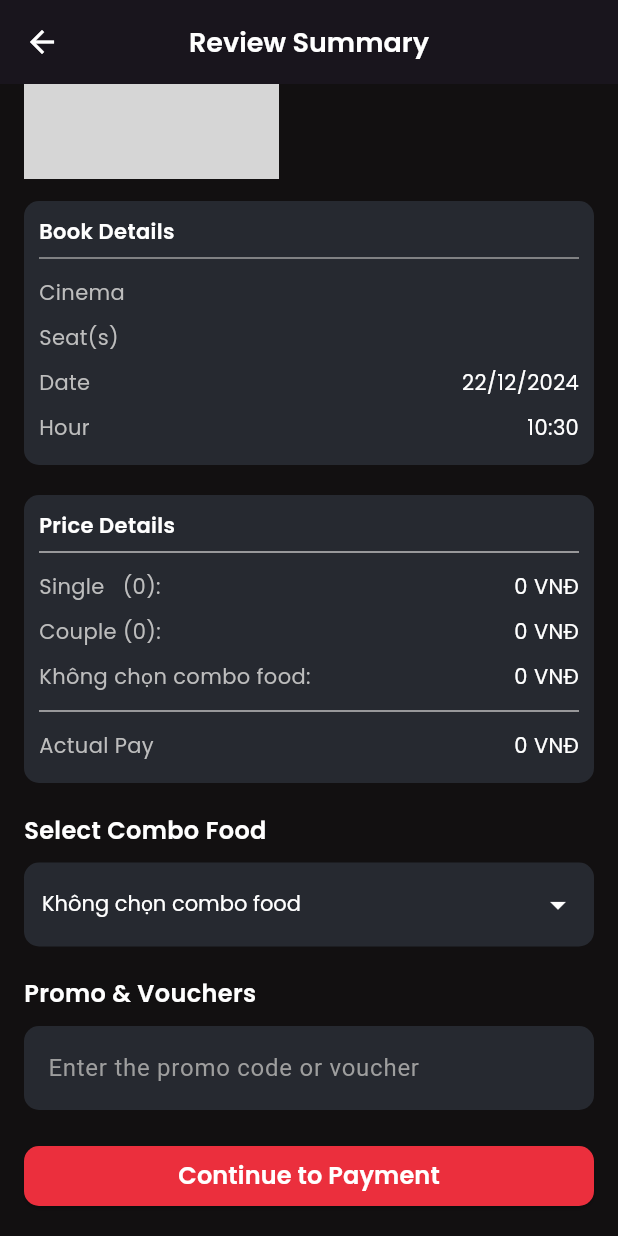
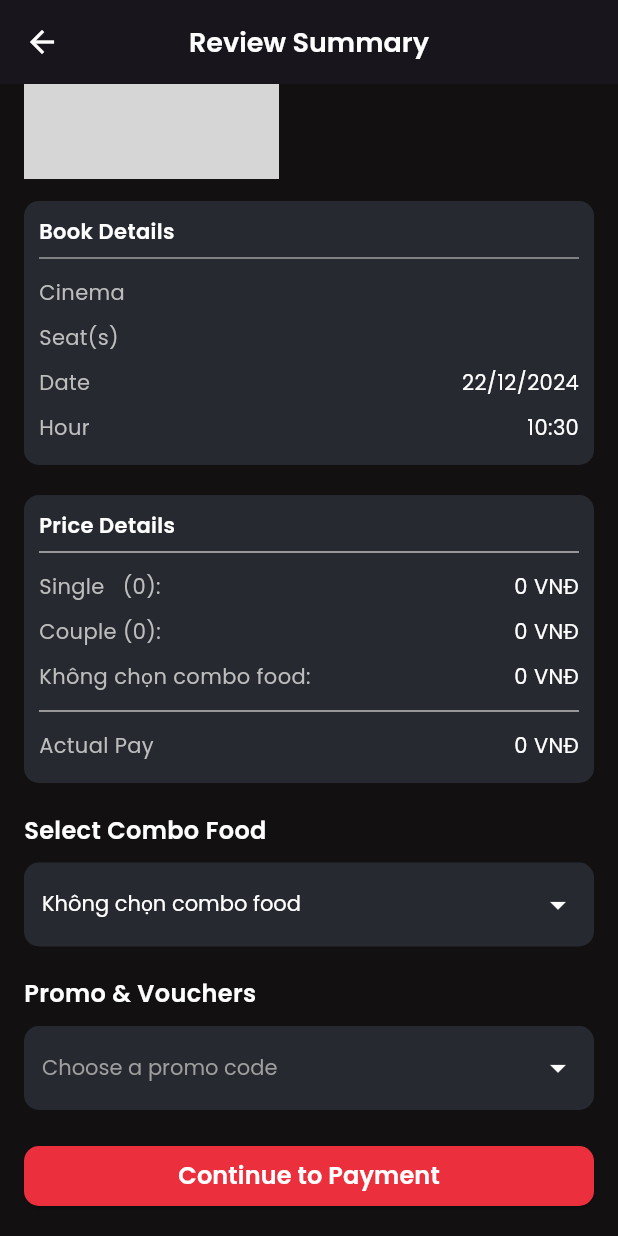
Before and after one commit to coder1807/App-Mobile-Booking-Ticket-Movie, a Flutter app: the BookingSummaryMovie screen opened directly with empty values, scrolled down 203 dp, on a phone screen of 412 x 824 dp. Run offline on Flutter 3.47's test engine with Material 3 defaults, Android fonts, the phone set to English and light mode, and no system bars; our stand-ins replace flutter_dotenv, font_awesome_flutter, youtube_player_flutter; missing offline and left inert: dart:ffi; accounts and stored records are empty; network calls fail; grey boxes are pictures that could not be loaded.

Commit message:
thêm khuyen mãi

```diff
--- a/lib/Api/user/update.dart
+++ b/lib/Api/user/update.dart
@@ -14,7 +14,7 @@ Future<Map<String, dynamic>> updateUser(int id, String fullname, String phone,
         'fullname': fullname,
         'phone': phone,
         'birthday': birthday,
-        'address': address
+        'address': address,
       }),
     );
     ;
--- a/lib/Screens/Client/Main/Views/Bookings/Movies/BookingSummary.dart
+++ b/lib/Screens/Client/Main/Views/Bookings/Movies/BookingSummary.dart
@@ -10,7 +10,9 @@ import 'package:movie_app/Screens/Client/Main/Model/CinemaItem.dart';
 import 'package:movie_app/Screens/Client/Main/Model/MovieItem.dart';
 import 'package:movie_app/Screens/Client/Main/Model/ScheduleItem.dart';
 import 'package:movie_app/Themes/app_theme.dart';
+import 'package:movie_app/manager/UserProvider.dart';
 import 'package:movie_app/models/movie.dart';
+import 'package:provider/provider.dart';
 
 class BookingSummaryMovie extends StatefulWidget {
   final BookingItem bookingItem;
@@ -38,7 +40,11 @@ class _BookingSummaryMovieState extends State<BookingSummaryMovie> {
   late double comboFoodPrice = 0.0; // Thêm biến này để lưu giá combo food
   late DateTime displayDate;
   String? selectComboFood = '';
+  String? selectedPromo;
+  double originPrice = 0;
+  double promoDiscount = 0.0;
   List<Map<String, dynamic>> foodCombos = [];
+  List<Map<String, dynamic>> promoOptions = [];
   @override
   void initState() {
     _fetchCinemaName();
@@ -57,7 +63,10 @@ class _BookingSummaryMovieState extends State<BookingSummaryMovie> {
     displayDate = scheduleDate.isAfter(DateTime.now())
         ? scheduleDate
         : DateTime.now().add(Duration(days: 1));
-
+    final userType =
+        Provider.of<UserProvider>(context, listen: false).user!.type;
+    originPrice = widget.bookingItem.totalPrice;
+    _buildPromoOptions(userType);
     // TODO: implement initState
     super.initState();
   }
@@ -81,9 +90,26 @@ class _BookingSummaryMovieState extends State<BookingSummaryMovie> {
         foodCombos.firstWhere((element) => element['name'] == comboName);
     setState(() {
       comboFoodPrice = combo['price'].toDouble();
-      widget.bookingItem.totalPrice += comboFoodPrice - previousComboFoodPrice;
-      widget.bookingItem.foodID = combo['id']; // Cập nhật foodId
-      previousComboFoodPrice = comboFoodPrice;
+      widget.bookingItem.totalPrice = originPrice + comboFoodPrice;
+      widget.bookingItem.foodID = combo['id'];
+    });
+  }
+
+  void _buildPromoOptions(String? userType) {
+    promoOptions = [
+      if (userType == 'VIP')
+        {'value': 0.1, 'label': 'Thành viên VIP - Giảm 10%'},
+      if (userType == 'VIP' || userType == 'FRIEND')
+        {'value': 0.05, 'label': 'Thành viên FRIEND - Giảm 5%'},
+      {'value': 0.0, 'label': 'Không có mã khuyến mãi'},
+    ];
+  }
+
+  void _updatePromo(String? promoValue) {
+    setState(() {
+      selectedPromo = promoValue;
+      promoDiscount = double.parse(promoValue!);
+      widget.bookingItem.totalPrice *= (1 - promoDiscount);
     });
   }
 
@@ -357,6 +383,7 @@ class _BookingSummaryMovieState extends State<BookingSummaryMovie> {
                           setState(() {
                             selectComboFood = newValue;
                             _updateComboFood(newValue);
+                            _updatePromo(selectedPromo);
                           });
                         },
                       )),
@@ -371,16 +398,41 @@ class _BookingSummaryMovieState extends State<BookingSummaryMovie> {
                     ),
                   ),
                   const SizedBox(height: 10),
-                  TextField(
-                    decoration: InputDecoration(
-                      hintText: 'Enter the promo code or voucher',
-                      hintStyle: const TextStyle(color: Colors.grey),
-                      filled: true,
-                      fillColor: AppTheme.colors.containerBackground,
-                      border: OutlineInputBorder(
-                        borderRadius: BorderRadius.circular(10),
-                        borderSide: BorderSide.none,
+                  Container(
+                    padding:
+                        const EdgeInsets.symmetric(horizontal: 12, vertical: 4),
+                    decoration: BoxDecoration(
+                      color: AppTheme.colors.containerBackground,
+                      borderRadius: BorderRadius.circular(10),
+                    ),
+                    child: DropdownButton<String>(
+                      isExpanded: true,
+                      dropdownColor: AppTheme.colors.containerBackground,
+                      value: selectedPromo,
+                      hint: Text(
+                        'Choose a promo code',
+                        style: TextStyle(
+                          fontFamily: 'Poppins',
+                          color: Colors.grey,
+                        ),
                       ),
+                      icon: Icon(Icons.arrow_drop_down,
+                          color: AppTheme.colors.white),
+                      style: TextStyle(
+                        fontFamily: 'Poppins',
+                        color: AppTheme.colors.white,
+                      ),
+                      underline: SizedBox(),
+                      items:
+                          promoOptions.map<DropdownMenuItem<String>>((promo) {
+                        return DropdownMenuItem<String>(
+                          value: promo['value'].toString(),
+                          child: Text(promo['label']),
+                        );
+                      }).toList(),
+                      onChanged: (String? newValue) {
+                        _updatePromo(newValue);
+                      },
                     ),
                   ),
                   const SizedBox(height: 20),
--- a/lib/models/user.dart
+++ b/lib/models/user.dart
@@ -6,16 +6,10 @@ class User {
   final String? fullname;
   final String? address;
   final DateTime? birthday;
+  final String? type;
 
-  User(
-    this.id,
-    this.email,
-    this.phone,
-    this.username,
-    this.fullname,
-    this.address,
-    this.birthday,
-  );
+  User(this.id, this.email, this.phone, this.username, this.fullname,
+      this.address, this.birthday, this.type);
   User.fromJson(Map<String, dynamic> json)
       : id = json['id'],
         email = json['email'],
@@ -23,7 +17,8 @@ class User {
         username = json['username'],
         fullname = json['fullname'],
         address = json['address'],
-        birthday = DateTime.parse(json['birthday']);
+        birthday = DateTime.parse(json['birthday']),
+        type = json['type'];
   Map<String, dynamic> toJson() => {
         'id': id,
         'email': email,
@@ -32,5 +27,6 @@ class User {
         'fullname': fullname,
         'address': address,
         'birthday': birthday?.toIso8601String(),
+        'type': type
       };
 }
```
